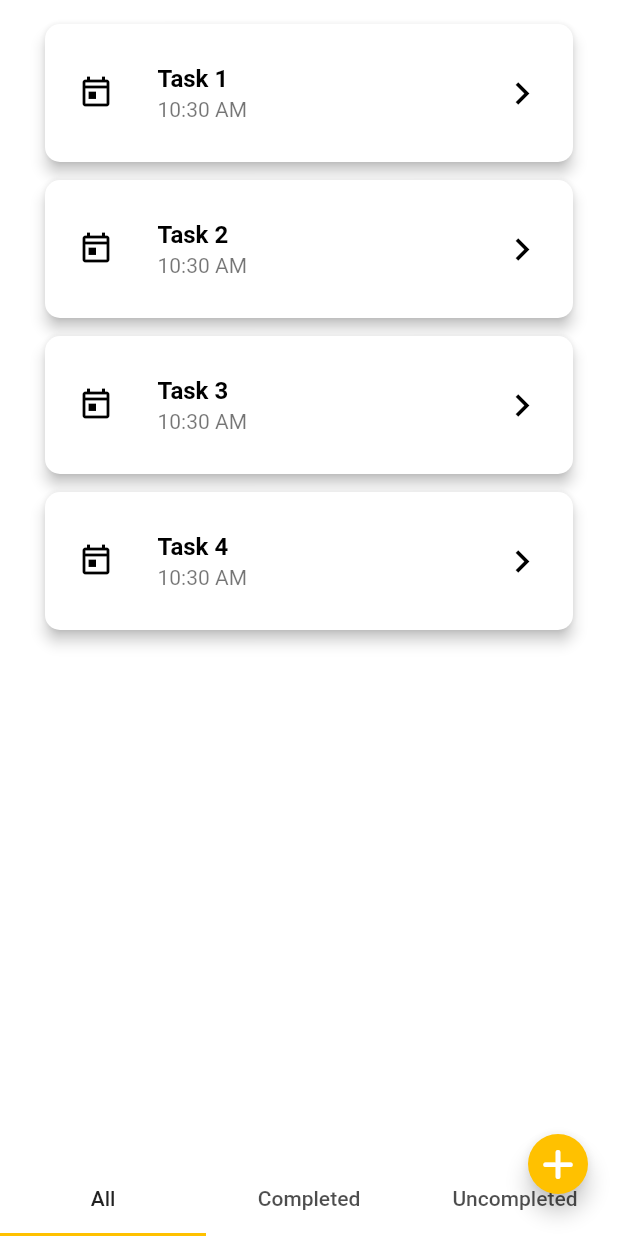
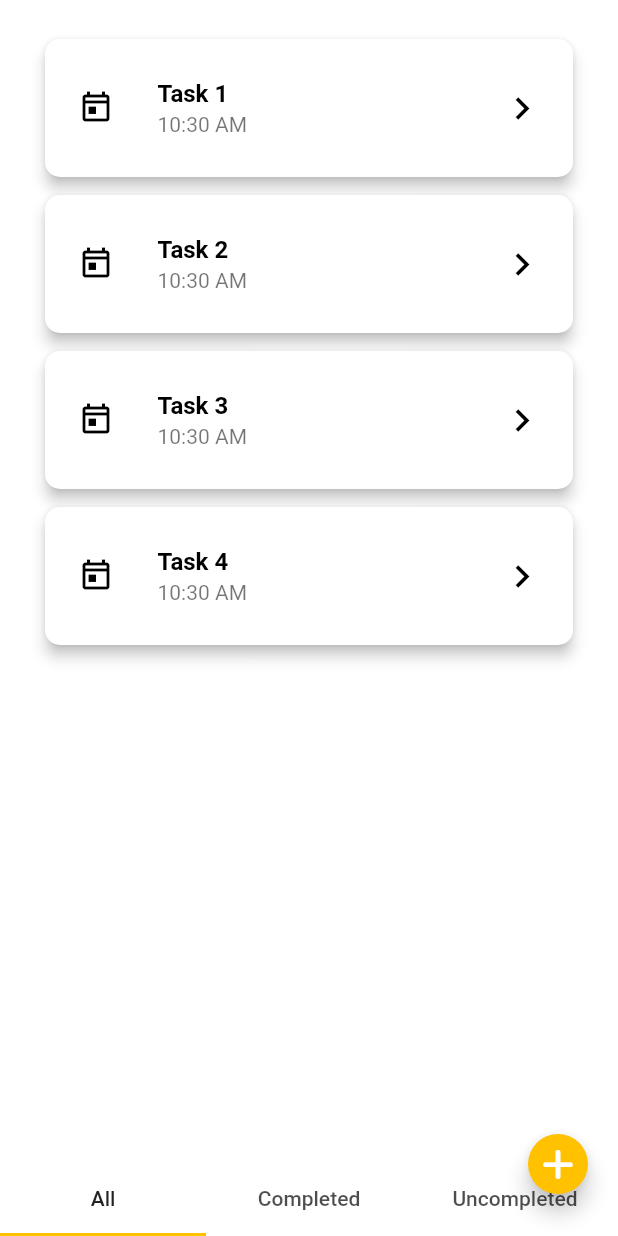
Before and after one commit to dave0927/todo_app_flutter, a Flutter app: the TaskList screen opened directly, on a phone screen of 412 x 824 dp. Run offline on Flutter 3.47's test engine with Material 2 defaults, Android fonts, the phone set to English and light mode, and no system bars; our stand-ins replace firebase_auth, firebase_core, flutter_svg, font_awesome_flutter, google_fonts, google_sign_in and 1 more; accounts and stored records are empty.

Commit message:
fix: remove unnecessary parent widget

```diff
--- a/lib/widgets/task/task_list_builder.dart
+++ b/lib/widgets/task/task_list_builder.dart
@@ -7,8 +7,7 @@ class TaskListBuilder extends StatelessWidget {
   @override
   Widget build(BuildContext context) {
     return Container(
-      padding: const EdgeInsets.symmetric(horizontal: 20.0, vertical: 10.0),
-      child: Expanded(
+      padding: const EdgeInsets.all(20.0),
       child: ListView.builder(
         itemCount: 4, //TODO: make it dynamic
         scrollDirection: Axis.vertical,
@@ -18,15 +17,13 @@ class TaskListBuilder extends StatelessWidget {
               borderRadius: BorderRadius.circular(10.0),
             ),
             elevation: 4.0,
-              margin:
-                  const EdgeInsets.symmetric(horizontal: 10.0, vertical: 6.0),
+            margin: const EdgeInsets.symmetric(horizontal: 10.0, vertical: 6.0),
             child: CreateTaskTile(
               taskText: 'Task ${index + 1}',
             ),
           );
         },
       ),
-      ),
     );
   }
 }
```
Lines whose indentation alone changed are shown as unchanged.
